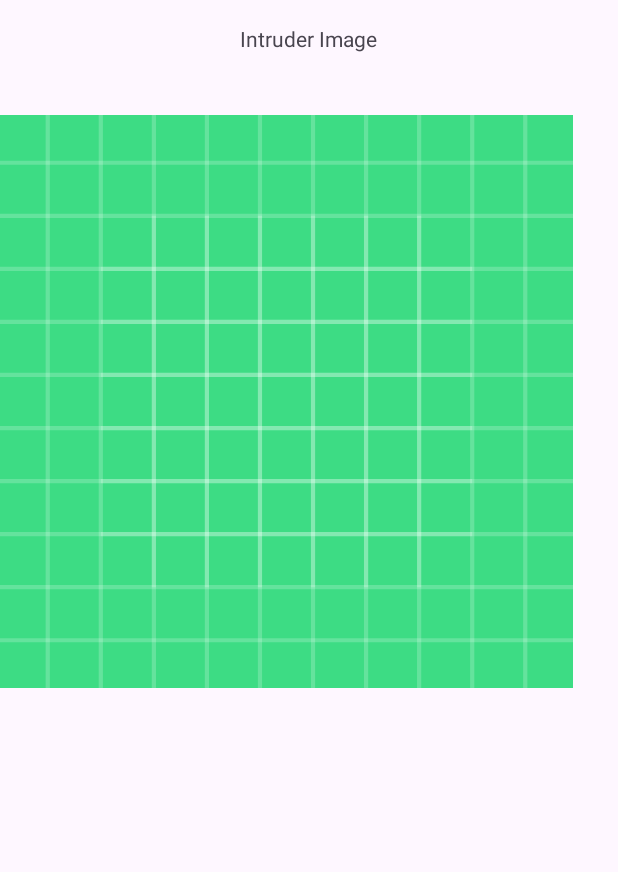
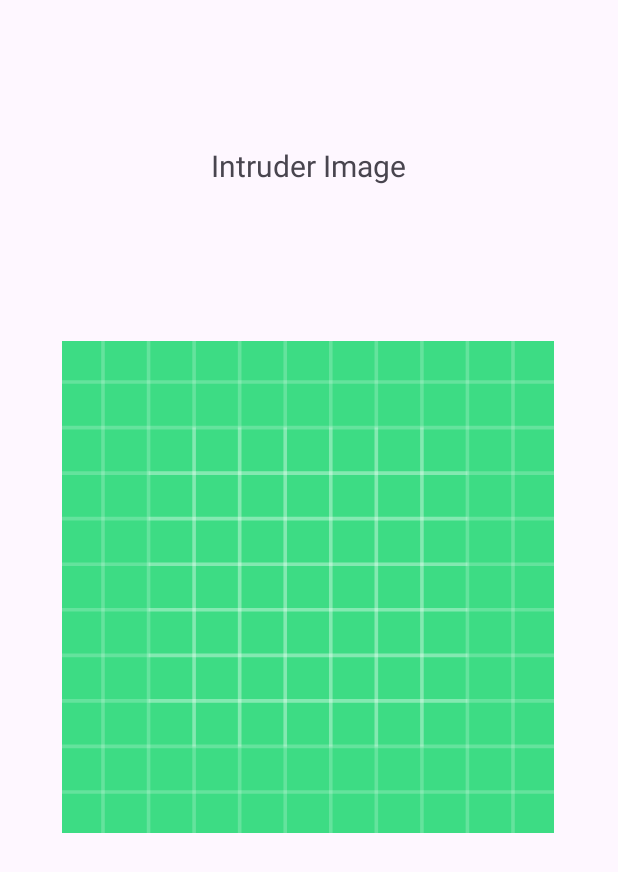
Before and after one commit to RajBhattacharyya/fictional-lamp, an Android app: the layout intruderimage.xml on its own in the app's theme, with its tools: preview values and no code run, on a phone screen of 412 x 824 dp. Shown: the top 872 px of the screen. Run offline under Robolectric (Android 15) with nearby library versions, the phone set to English and light mode, and no system bars.

Commit message:
fixed-image

```diff
--- a/app/build.gradle.kts
+++ b/app/build.gradle.kts
@@ -46,6 +46,10 @@ dependencies {
     implementation(platform("com.google.firebase:firebase-bom:32.7.2"))
     implementation("com.google.firebase:firebase-auth")
     implementation("com.google.android.gms:play-services-location:21.1.0")
+    implementation ("com.github.bumptech.glide:glide:4.12.0")
+    annotationProcessor ("com.github.bumptech.glide:compiler:4.12.0")
+    implementation ("com.squareup.picasso:picasso:2.71828")
+
 
 
 
--- a/app/src/main/AndroidManifest.xml
+++ b/app/src/main/AndroidManifest.xml
@@ -8,6 +8,7 @@
     <uses-permission android:name="android.permission.CAMERA"/>
     <uses-permission android:name="android.permission.ACCESS_FINE_LOCATION" />
     <uses-permission android:name="android.permission.ACCESS_COARSE_LOCATION" />
+    <uses-permission android:name="android.permission.INTERNET"/>
 
     <application
         android:allowBackup="true"
--- a/app/src/main/java/com/example/myapplication/MonitorActivity.java
+++ b/app/src/main/java/com/example/myapplication/MonitorActivity.java
@@ -153,7 +153,7 @@ public class MonitorActivity extends AppCompatActivity {
                     statusTextView.setText("Status: No intruders detected");
                     statusTextView.setTextColor(getResources().getColor(android.R.color.holo_green_dark));
                     showImageButton.setVisibility(View.GONE);
-                } else if (intruderStatus != null && intruderStatus.equals("detected")) {
+                } else if (intruderStatus != null && intruderStatus.equals("intruders detected")) {
                     statusTextView.setText("Status: Intruders detected");
                     statusTextView.setTextColor(getResources().getColor(android.R.color.holo_red_dark));
                     showImageButton.setVisibility(View.VISIBLE);
--- a/app/src/main/res/layout/intruderimage.xml
+++ b/app/src/main/res/layout/intruderimage.xml
@@ -7,12 +7,15 @@
 
     <TextView
         android:id="@+id/textView"
-        android:layout_width="wrap_content"
-        android:layout_height="wrap_content"
+        android:layout_width="227dp"
+        android:layout_height="33dp"
         android:layout_marginStart="16dp"
         android:layout_marginTop="16dp"
         android:layout_marginEnd="16dp"
         android:text="Intruder Image"
+        android:textAlignment="center"
+        android:textSize="20sp"
+        app:layout_constraintBottom_toTopOf="@+id/imageView2"
         app:layout_constraintEnd_toEndOf="parent"
         app:layout_constraintHorizontal_bias="0.498"
         app:layout_constraintStart_toStartOf="parent"
@@ -20,10 +23,13 @@
 
     <ImageView
         android:id="@+id/imageView2"
-        android:layout_width="382dp"
-        android:layout_height="535dp"
-        app:srcCompat="@drawable/ic_launcher_background"
-        tools:layout_editor_absoluteX="28dp"
-        tools:layout_editor_absoluteY="159dp" />
+        android:layout_width="328dp"
+        android:layout_height="361dp"
+        android:layout_marginBottom="252dp"
+        app:layout_constraintBottom_toBottomOf="parent"
+        app:layout_constraintEnd_toEndOf="parent"
+        app:layout_constraintHorizontal_bias="0.493"
+        app:layout_constraintStart_toStartOf="parent"
+        app:srcCompat="@drawable/ic_launcher_background" />
 
 </androidx.constraintlayout.widget.ConstraintLayout>
--- a/app/src/main/res/layout/monitor.xml
+++ b/app/src/main/res/layout/monitor.xml
@@ -21,7 +21,7 @@
         android:id="@+id/status1"
         android:layout_width="wrap_content"
         android:layout_height="wrap_content"
-        android:text="Status: No intruders detected"
+        android:text=""
         app:layout_constraintTop_toTopOf="parent"
         app:layout_constraintStart_toStartOf="parent"
         app:layout_constraintEnd_toEndOf="parent"
```
Also changed, not shown: app/src/main/java/com/example/myapplication/IntruderImageActivity.java (+64 -6 lines).
